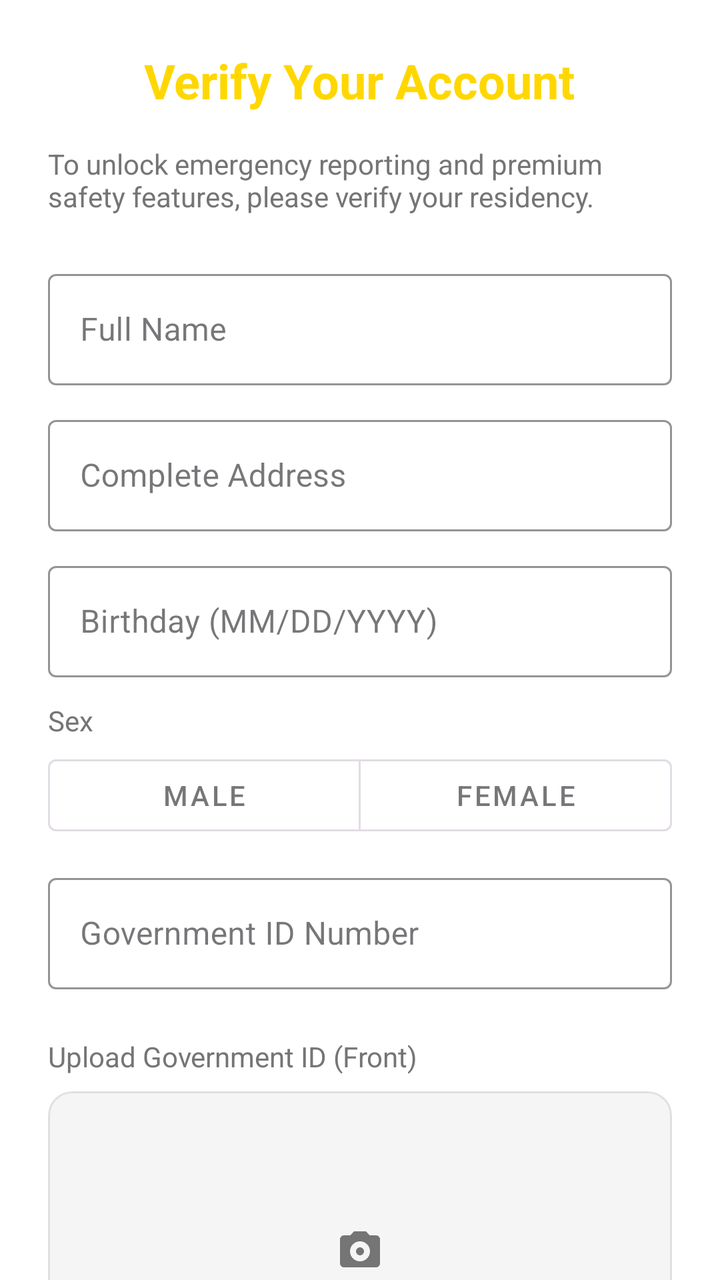
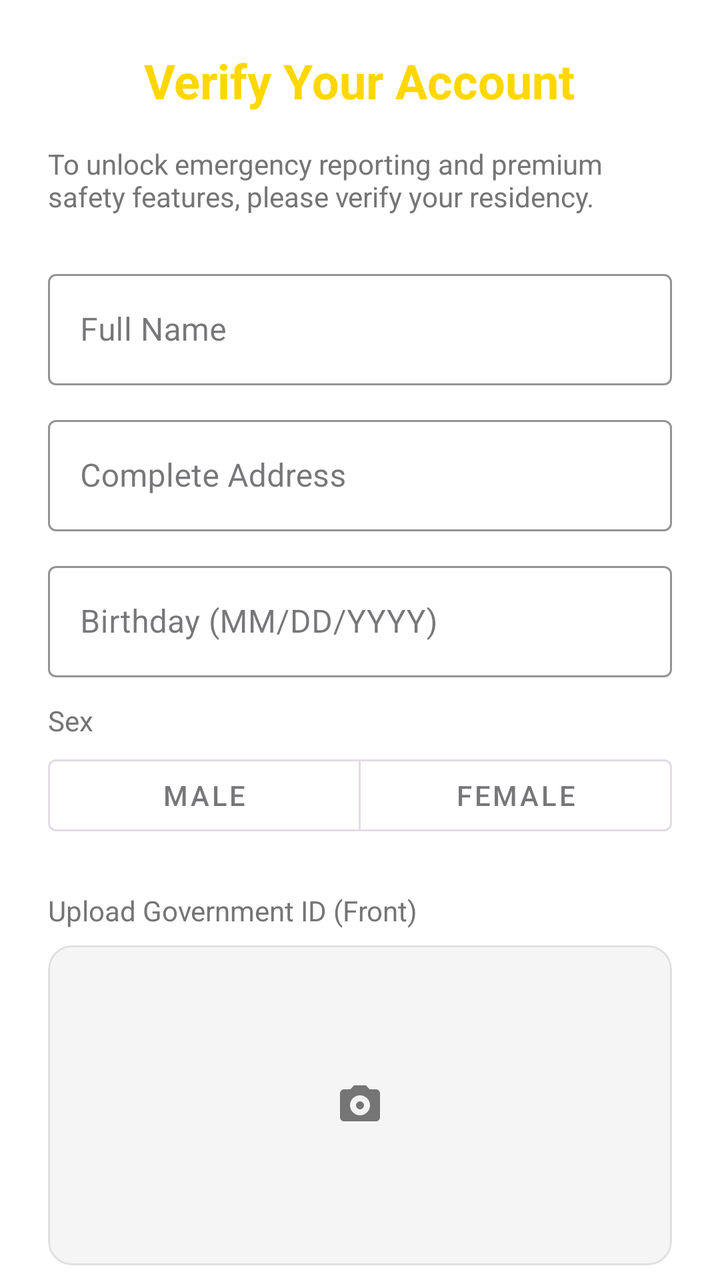

Compare the two renders of this Android layout. The source of the first and the diff that turns it into the second are given below.
<!-- AndroidManifest.xml: application theme Theme.Resilio -->
<!-- res/layout/fragment_verification.xml -->
<?xml version="1.0" encoding="utf-8"?>
<androidx.core.widget.NestedScrollView xmlns:android="http://schemas.android.com/apk/res/android"
    xmlns:app="http://schemas.android.com/apk/res-auto"
    xmlns:tools="http://schemas.android.com/tools"
    android:layout_width="match_parent"
    android:layout_height="match_parent"
    android:fillViewport="true"
    android:background="@color/background">

    <LinearLayout
        android:layout_width="match_parent"
        android:layout_height="wrap_content"
        android:orientation="vertical"
        android:padding="24dp"
        android:gravity="center_horizontal">

        <TextView
            android:layout_width="wrap_content"
            android:layout_height="wrap_content"
            android:text="Verify Your Account"
            android:textColor="@color/gold_accent"
            android:textSize="24sp"
            android:textStyle="bold"
            android:layout_marginBottom="16dp"/>

        <TextView
            android:layout_width="match_parent"
            android:layout_height="wrap_content"
            android:text="To unlock emergency reporting and premium safety features, please verify your residency."
            android:textColor="@color/text_secondary"
            android:textSize="14sp"
            android:textAlignment="center"
            android:layout_marginBottom="24dp"/>

        <com.google.android.material.textfield.TextInputLayout
            android:layout_width="match_parent"
            android:layout_height="wrap_content"
            android:hint="Full Name"
            style="@style/Widget.MaterialComponents.TextInputLayout.OutlinedBox"
            app:boxStrokeColor="@color/gold_accent"
            app:hintTextColor="@color/gold_accent">
            <com.google.android.material.textfield.TextInputEditText
                android:id="@+id/etFullName"
                android:layout_width="match_parent"
                android:layout_height="wrap_content"
                android:textColor="@color/text_primary"
                android:inputType="textPersonName"/>
        </com.google.android.material.textfield.TextInputLayout>

        <com.google.android.material.textfield.TextInputLayout
            android:layout_width="match_parent"
            android:layout_height="wrap_content"
            android:hint="Complete Address"
            android:layout_marginTop="12dp"
            style="@style/Widget.MaterialComponents.TextInputLayout.OutlinedBox"
            app:boxStrokeColor="@color/gold_accent"
            app:hintTextColor="@color/gold_accent">
            <com.google.android.material.textfield.TextInputEditText
                android:id="@+id/etAddress"
                android:layout_width="match_parent"
                android:layout_height="wrap_content"
                android:textColor="@color/text_primary"
                android:inputType="textPostalAddress"/>
        </com.google.android.material.textfield.TextInputLayout>

        <com.google.android.material.textfield.TextInputLayout
            android:layout_width="match_parent"
            android:layout_height="wrap_content"
            android:hint="Birthday (MM/DD/YYYY)"
            android:layout_marginTop="12dp"
            style="@style/Widget.MaterialComponents.TextInputLayout.OutlinedBox"
            app:boxStrokeColor="@color/gold_accent"
            app:hintTextColor="@color/gold_accent">
            <com.google.android.material.textfield.TextInputEditText
                android:id="@+id/etBirthday"
                android:layout_width="match_parent"
                android:layout_height="wrap_content"
                android:textColor="@color/text_primary"
                android:inputType="date"/>
        </com.google.android.material.textfield.TextInputLayout>

        <TextView
            android:layout_width="wrap_content"
            android:layout_height="wrap_content"
            android:text="Sex"
            android:textColor="@color/text_secondary"
            android:layout_marginTop="12dp"
            android:layout_gravity="start" />

        <com.google.android.material.button.MaterialButtonToggleGroup
            android:id="@+id/toggleSex"
            android:layout_width="match_parent"
            android:layout_height="wrap_content"
            android:layout_marginTop="4dp"
            app:singleSelection="true"
            app:selectionRequired="true">
            <com.google.android.material.button.MaterialButton
                android:id="@+id/btnMale"
                style="@style/Widget.MaterialComponents.Button.OutlinedButton"
                android:layout_width="0dp"
                android:layout_height="wrap_content"
                android:layout_weight="1"
                android:text="Male" />
            <com.google.android.material.button.MaterialButton
                android:id="@+id/btnFemale"
                style="@style/Widget.MaterialComponents.Button.OutlinedButton"
                android:layout_width="0dp"
                android:layout_height="wrap_content"
                android:layout_weight="1"
                android:text="Female" />
        </com.google.android.material.button.MaterialButtonToggleGroup>

        <com.google.android.material.textfield.TextInputLayout
            android:layout_width="match_parent"
            android:layout_height="wrap_content"
            android:hint="Government ID Number"
            android:layout_marginTop="12dp"
            style="@style/Widget.MaterialComponents.TextInputLayout.OutlinedBox"
            app:boxStrokeColor="@color/gold_accent"
            app:hintTextColor="@color/gold_accent">
            <com.google.android.material.textfield.TextInputEditText
                android:id="@+id/etIdNumber"
                android:layout_width="match_parent"
                android:layout_height="wrap_content"
                android:textColor="@color/text_primary"/>
        </com.google.android.material.textfield.TextInputLayout>

        <TextView
            android:layout_width="wrap_content"
            android:layout_height="wrap_content"
            android:text="Upload Government ID (Front)"
            android:textColor="@color/text_secondary"
            android:layout_marginTop="24dp"
            android:layout_gravity="start"
            android:layout_marginBottom="8dp"/>

        <com.google.android.material.card.MaterialCardView
            android:id="@+id/btnUploadFront"
            android:layout_width="match_parent"
            android:layout_height="160dp"
            app:cardCornerRadius="12dp"
            app:cardBackgroundColor="@color/surface"
            app:strokeWidth="1dp"
            app:strokeColor="@color/divider_color"
            android:clickable="true"
            android:focusable="true">
            <ImageView
                android:id="@+id/ivIdFront"
                android:layout_width="match_parent"
                android:layout_height="match_parent"
                android:scaleType="centerInside"
                android:src="@drawable/ic_camera_alt"
                app:tint="@color/text_secondary"
                android:padding="48dp" />
        </com.google.android.material.card.MaterialCardView>

        <TextView
            android:layout_width="wrap_content"
            android:layout_height="wrap_content"
            android:text="Upload Government ID (Back)"
            android:textColor="@color/text_secondary"
            android:layout_marginTop="16dp"
            android:layout_gravity="start"
            android:layout_marginBottom="8dp"/>

        <com.google.android.material.card.MaterialCardView
            android:id="@+id/btnUploadBack"
            android:layout_width="match_parent"
            android:layout_height="160dp"
            app:cardCornerRadius="12dp"
            app:cardBackgroundColor="@color/surface"
            app:strokeWidth="1dp"
            app:strokeColor="@color/divider_color"
            android:clickable="true"
            android:focusable="true">
            <ImageView
                android:id="@+id/ivIdBack"
                android:layout_width="match_parent"
                android:layout_height="match_parent"
                android:scaleType="centerInside"
                android:src="@drawable/ic_camera_alt"
                app:tint="@color/text_secondary"
                android:padding="48dp" />
        </com.google.android.material.card.MaterialCardView>

        <com.google.android.material.button.MaterialButton
            android:id="@+id/btnSubmitVerification"
            android:layout_width="match_parent"
            android:layout_height="56dp"
            android:text="SUBMIT VERIFICATION"
            android:layout_marginTop="32dp"
            android:backgroundTint="@color/gold_accent"
            android:textColor="@color/background"
            app:cornerRadius="12dp" />

        <com.google.android.material.button.MaterialButton
            android:id="@+id/btnSkipVerification"
            style="@style/Widget.MaterialComponents.Button.TextButton"
            android:layout_width="wrap_content"
            android:layout_height="wrap_content"
            android:text="Skip for now"
            android:layout_marginTop="8dp"
            android:textColor="@color/text_secondary"/>

    </LinearLayout>
</androidx.core.widget.NestedScrollView>
<!-- resources referenced by this layout -->
<resources>
  <color name="background">#FFFFFF</color>
  <color name="divider_color">#E0E0E0</color>
  <color name="gold_accent">#FFD700</color>
  <color name="surface">#F5F5F5</color>
  <color name="text_primary">#212121</color>
  <color name="text_secondary">#757575</color>
  <!-- drawable ic_camera_alt (drawable) -->
  <vector xmlns:android="http://schemas.android.com/apk/res/android"
      android:width="24dp"
      android:height="24dp"
      android:viewportWidth="24"
      android:viewportHeight="24"
      android:tint="?attr/colorControlNormal">
    <path
        android:fillColor="@android:color/white"
        android:pathData="M9,2L7.17,4H4c-1.1,0 -2,0.9 -2,2v12c0,1.1 0.9,2 2,2h16c1.1,0 2,-0.9 2,-2V6c0,-1.1 -0.9,-2 -2,-2h-3.17L15,2H9zm3,15c-2.76,0 -5,-2.24 -5,-5s2.24,-5 5,-5 5,2.24 5,5 -2.24,5 -5,5zM12,14c-1.1,0 -2,-0.9 -2,-2s0.9,-2 2,-2 2,0.9 2,2 -0.9,2 -2,2z"/>
  </vector>
  <style name="Theme.Resilio" parent="Base.Theme.Resilio" />
  <style name="Base.Theme.Resilio" parent="Theme.Material3.DayNight.NoActionBar">
          
          <item name="colorPrimary">@color/gold_accent</item>
          <item name="colorOnPrimary">@color/black</item>
          <item name="colorSecondary">@color/secondary_blue</item>
          <item name="colorOnSecondary">@color/white</item>
          <item name="colorTertiary">@color/primary_green</item>
          <item name="android:windowBackground">@color/background</item>
          <item name="android:textColorPrimary">@color/text_primary</item>
          <item name="android:textColorSecondary">@color/text_secondary</item>
      </style>
  <color name="black">#FF000000</color>
  <color name="secondary_blue">#2196F3</color>
  <color name="white">#FFFFFFFF</color>
  <color name="primary_green">#4CAF50</color>
</resources>

<!-- the commit's change to res/layout/fragment_verification.xml (unified diff, before → after) -->
@@ -110,21 +110,6 @@
                 android:text="Female" />
         </com.google.android.material.button.MaterialButtonToggleGroup>
 
-        <com.google.android.material.textfield.TextInputLayout
-            android:layout_width="match_parent"
-            android:layout_height="wrap_content"
-            android:hint="Government ID Number"
-            android:layout_marginTop="12dp"
-            style="@style/Widget.MaterialComponents.TextInputLayout.OutlinedBox"
-            app:boxStrokeColor="@color/gold_accent"
-            app:hintTextColor="@color/gold_accent">
-            <com.google.android.material.textfield.TextInputEditText
-                android:id="@+id/etIdNumber"
-                android:layout_width="match_parent"
-                android:layout_height="wrap_content"
-                android:textColor="@color/text_primary"/>
-        </com.google.android.material.textfield.TextInputLayout>
-
         <TextView
             android:layout_width="wrap_content"
             android:layout_height="wrap_content"
